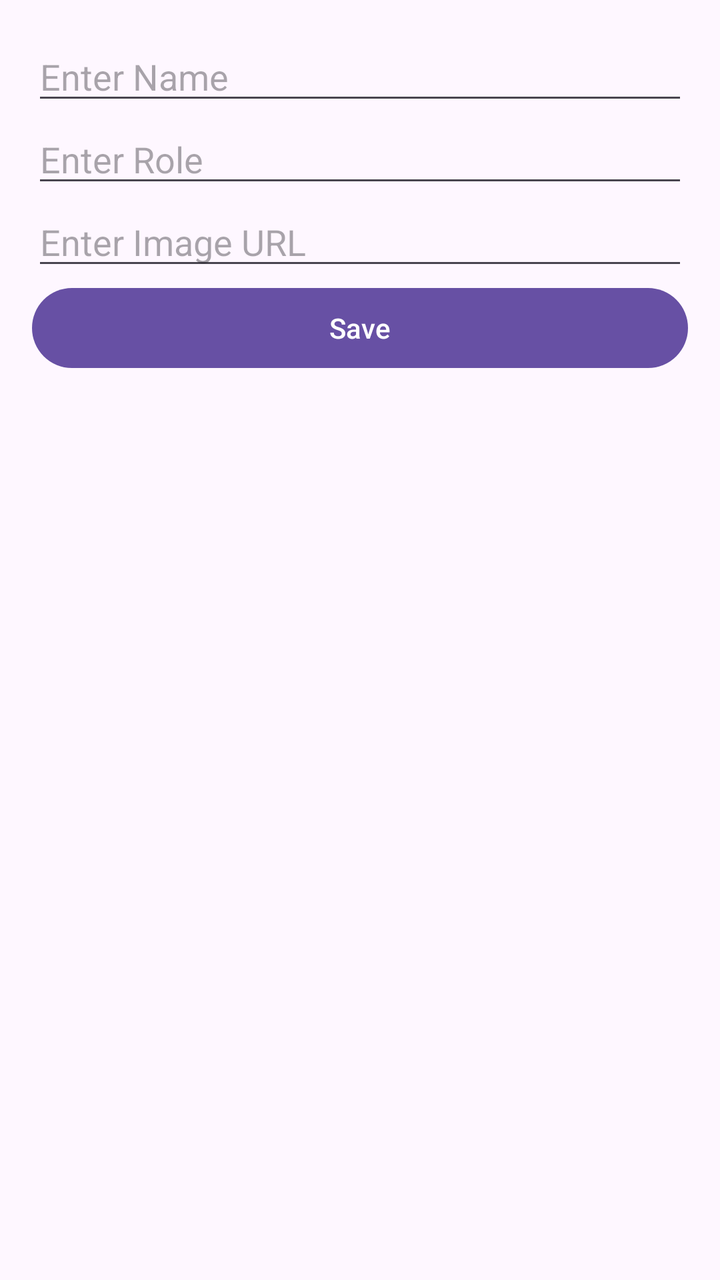
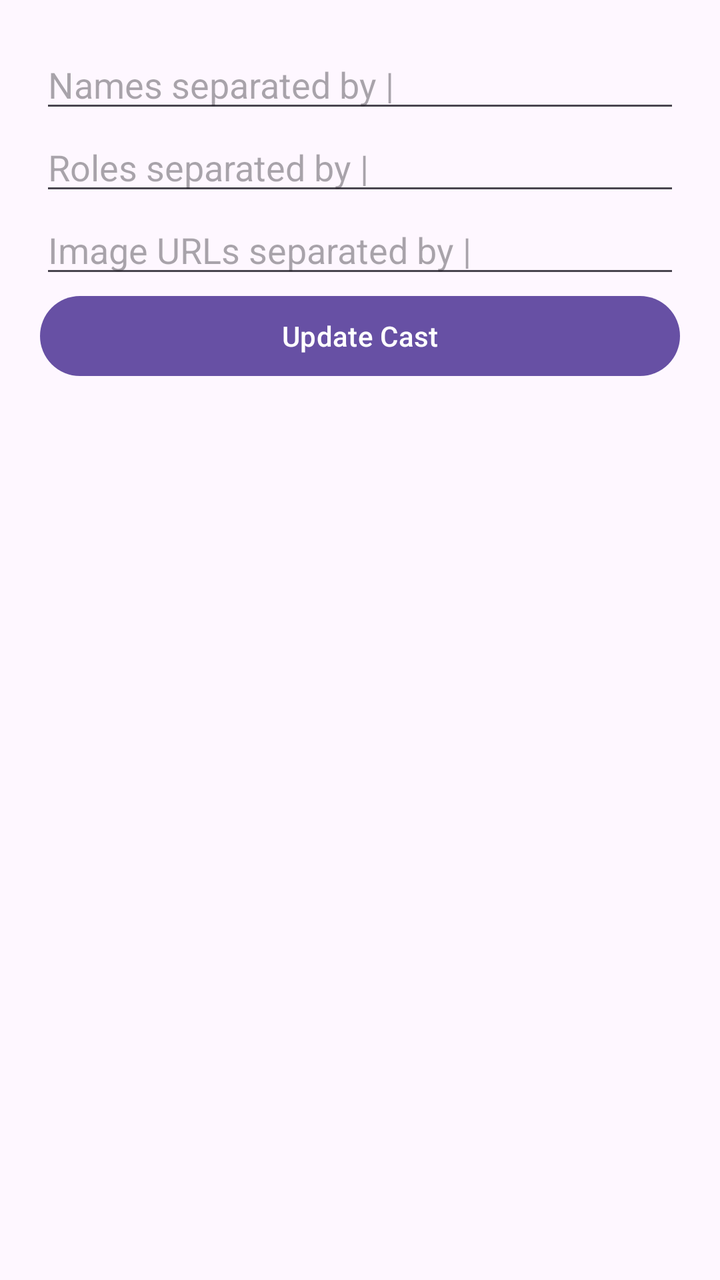

Two renders of the same Android screen: before a commit and after it. Below are the layout's source before the change and the commit's diff.
<!-- AndroidManifest.xml: application theme Theme.NammaMela -->
<!-- res/layout/activity_update_cast.xml -->
<?xml version="1.0" encoding="utf-8"?>
<LinearLayout xmlns:android="http://schemas.android.com/apk/res/android"
    android:layout_width="match_parent"
    android:layout_height="match_parent"
    android:orientation="vertical"
    android:padding="16dp">

    <EditText
        android:id="@+id/editName"
        android:layout_width="match_parent"
        android:layout_height="wrap_content"
        android:hint="Enter Name" />

    <EditText
        android:id="@+id/editRole"
        android:layout_width="match_parent"
        android:layout_height="wrap_content"
        android:hint="Enter Role" />

    <EditText
        android:id="@+id/editImage"
        android:layout_width="match_parent"
        android:layout_height="wrap_content"
        android:hint="Enter Image URL" />

    <Button
        android:id="@+id/saveBtn"
        android:layout_width="match_parent"
        android:layout_height="wrap_content"
        android:text="Save" />

</LinearLayout>
<!-- resources referenced by this layout -->
<resources>
  <style name="Theme.NammaMela" parent="Base.Theme.NammaMela" />
  <style name="Base.Theme.NammaMela" parent="Theme.Material3.DayNight.NoActionBar">
          
          
      </style>
</resources>

<!-- the commit's change to res/layout/activity_update_cast.xml (unified diff, before → after) -->
@@ -1,32 +1,38 @@
 <?xml version="1.0" encoding="utf-8"?>
-<LinearLayout xmlns:android="http://schemas.android.com/apk/res/android"
+<ScrollView xmlns:android="http://schemas.android.com/apk/res/android"
     android:layout_width="match_parent"
-    android:layout_height="match_parent"
-    android:orientation="vertical"
-    android:padding="16dp">
+    android:layout_height="match_parent">
 
-    <EditText
-        android:id="@+id/editName"
+    <LinearLayout
         android:layout_width="match_parent"
         android:layout_height="wrap_content"
-        android:hint="Enter Name" />
+        android:orientation="vertical"
+        android:padding="20dp">
 
-    <EditText
-        android:id="@+id/editRole"
-        android:layout_width="match_parent"
-        android:layout_height="wrap_content"
-        android:hint="Enter Role" />
+        <EditText
+            android:id="@+id/castNameEdit"
+            android:layout_width="match_parent"
+            android:layout_height="wrap_content"
+            android:hint="Names separated by |"/>
 
-    <EditText
-        android:id="@+id/editImage"
-        android:layout_width="match_parent"
-        android:layout_height="wrap_content"
-        android:hint="Enter Image URL" />
+        <EditText
+            android:id="@+id/castRoleEdit"
+            android:layout_width="match_parent"
+            android:layout_height="wrap_content"
+            android:hint="Roles separated by |"/>
 
-    <Button
-        android:id="@+id/saveBtn"
-        android:layout_width="match_parent"
-        android:layout_height="wrap_content"
-        android:text="Save" />
+        <EditText
+            android:id="@+id/castImageEdit"
+            android:layout_width="match_parent"
+            android:layout_height="wrap_content"
+            android:hint="Image URLs separated by |"/>
 
-</LinearLayout>
+        <Button
+            android:id="@+id/updateCastButton"
+            android:layout_width="match_parent"
+            android:layout_height="wrap_content"
+            android:text="Update Cast"/>
+
+    </LinearLayout>
+
+</ScrollView>
